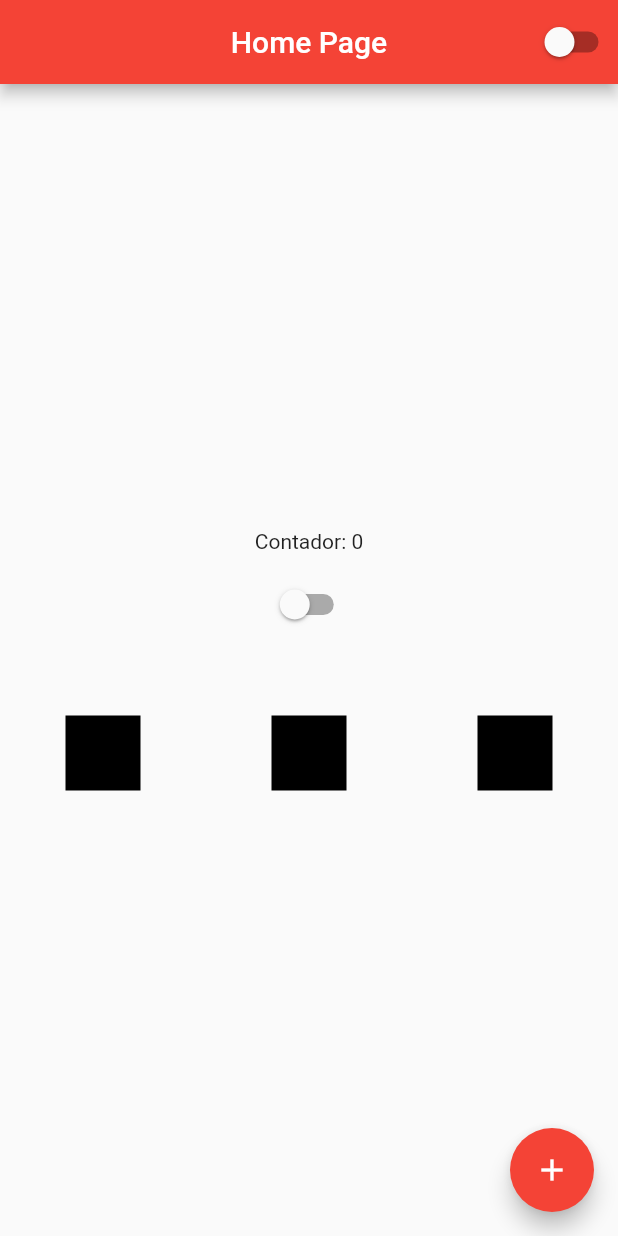
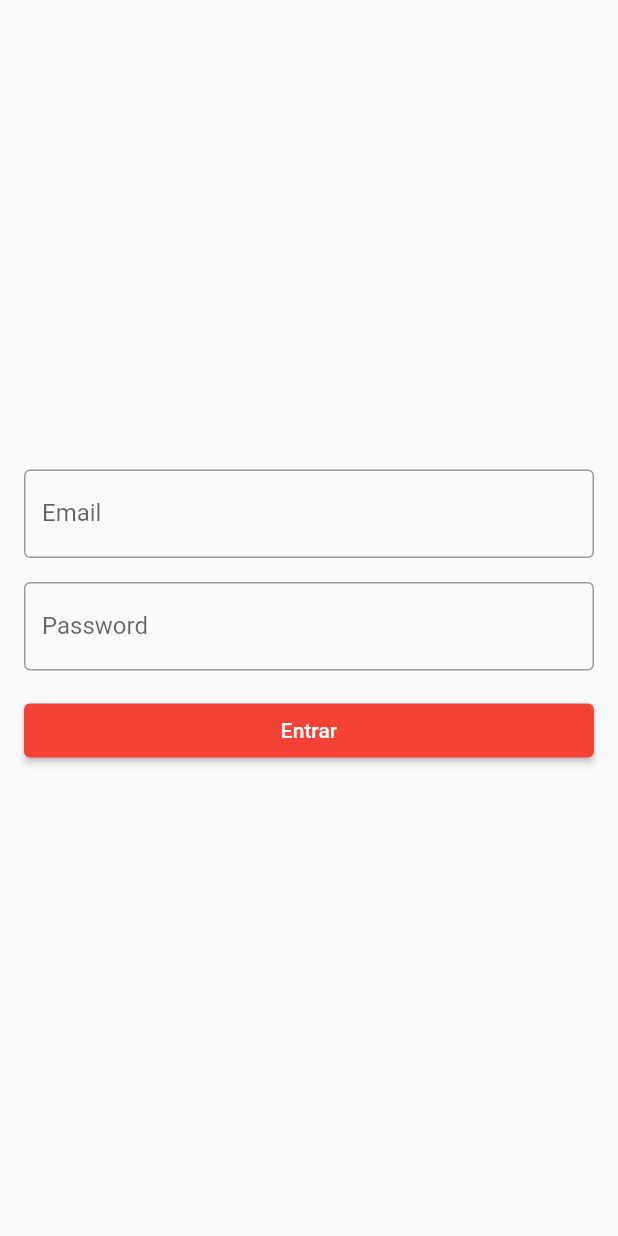
Before and after one commit to Daniels887/flutter_study, a Flutter app: the screen it shows after launch, on a phone screen of 412 x 824 dp. Run offline on Flutter 3.47's test engine with Material 2 defaults, Android fonts, the phone set to English and light mode, and no system bars.

```diff
--- a/lib/app_widget.dart
+++ b/lib/app_widget.dart
@@ -1,7 +1,6 @@
 import 'package:flutter/material.dart';
 import 'package:flutter_study/app_controller.dart';
-
-import 'home_page.dart';
+import 'package:flutter_study/login_page.dart';
 
 class AppWidget extends StatelessWidget {
   @override
@@ -15,7 +14,7 @@ class AppWidget extends StatelessWidget {
             brightness: AppController.instance.isDarkTheme ? Brightness.dark : Brightness.light,
           ),
           debugShowCheckedModeBanner: false,
-          home: HomePage(),
+          home: LoginPage(),
         );
       },
     );
--- /dev/null
+++ b/lib/login_page.dart
@@ -0,0 +1,70 @@
+import 'package:flutter/material.dart';
+import 'package:flutter/services.dart';
+import 'package:flutter_study/home_page.dart';
+
+class LoginPage extends StatefulWidget {
+  @override
+  _LoginPageState createState() => _LoginPageState();
+}
+
+class _LoginPageState extends State<LoginPage> {
+
+  String email = '';
+  String password = '';
+
+  @override
+  Widget build(BuildContext context) {
+    return Scaffold(
+      resizeToAvoidBottomInset: true,
+      body: SizedBox(
+          width: double.infinity,
+          height: double.infinity,
+          child: Padding(
+              padding: const EdgeInsets.symmetric(
+                horizontal: 16
+              ),
+              child: Column(
+              mainAxisAlignment: MainAxisAlignment.center,
+              children: [
+                TextField(
+                  keyboardType: TextInputType.emailAddress,
+                  onChanged: (text) {
+                    email = text;
+                  },
+                  decoration: InputDecoration(
+                    labelText: "Email",
+                    border: OutlineInputBorder()
+                  ),
+                ),
+                SizedBox(height: 16),
+                TextField(
+                  onChanged: (text) {
+                    password = text;
+                  },
+                  obscureText: true,
+                  decoration: InputDecoration(
+                    labelText: "Password",
+                    border: OutlineInputBorder()
+                  ),
+                ),
+                SizedBox(height: 16),
+                SizedBox(
+                    width: double.infinity,
+                    child: ElevatedButton(
+                    onPressed: (){
+                      if(email == "daniel" && password == "123") {
+                       Navigator.of(context).pushReplacement(
+                         MaterialPageRoute(builder: (context) => HomePage()),
+                       );
+                      }
+                    },
+                    child: Text('Entrar')
+                  ),
+                )
+              ],
+            ),
+          ),
+      ),
+    );
+  }
+}
```
